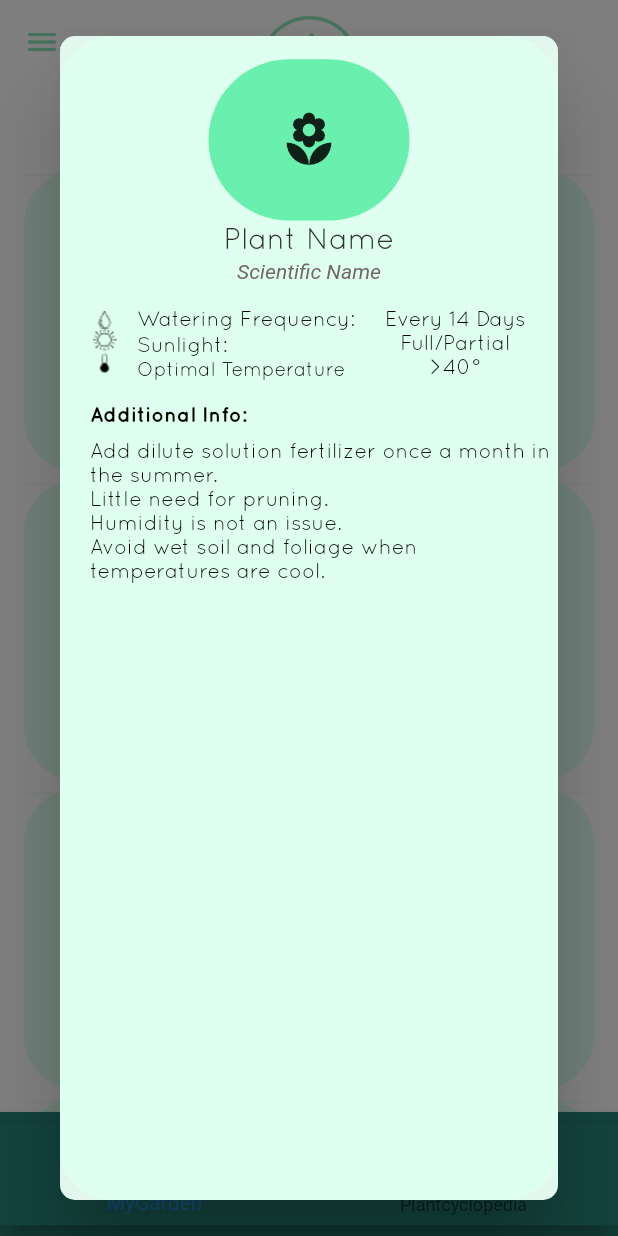
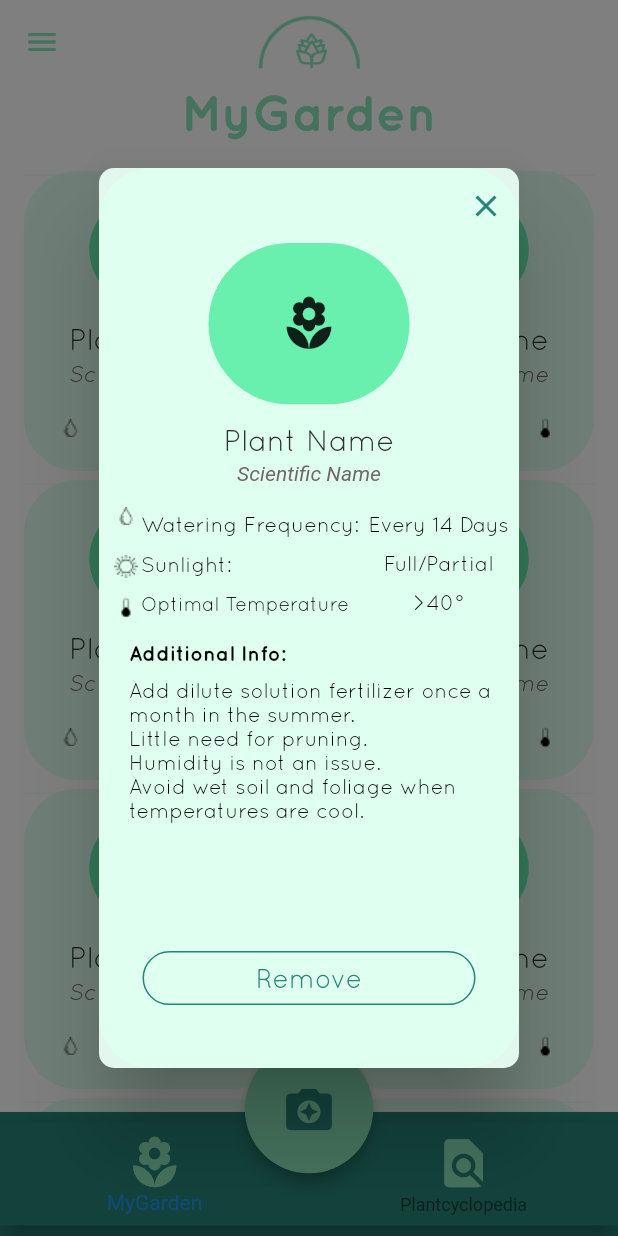
Before and after one commit to efollette/growio, a Flutter app: the screen it shows after launch, after a tap on "Plant Name", on a phone screen of 412 x 824 dp. Run offline on Flutter 3.47's test engine with Material 2 defaults, Android fonts, the phone set to English and light mode, and no system bars; drawn by our look-alikes of auto_size_text; our stand-ins replace image_picker; Roboto replaces fonts that are missing (ABeeZee Italic).

Commit message:
Plant Profile Page added Button and Close

```diff
--- a/lib/ui/myGarden.dart
+++ b/lib/ui/myGarden.dart
@@ -1,4 +1,5 @@
 import 'package:Growio/wdigets/myGardenTile.dart';
+import 'package:Growio/wdigets/plantProfile.dart';
 import 'package:auto_size_text/auto_size_text.dart';
 import 'package:flutter/material.dart';
 
@@ -8,7 +9,9 @@ class MyGarden extends StatefulWidget {
   _MyGardenState createState() => _MyGardenState();
 }
 
+
 class _MyGardenState extends State<MyGarden> {
+
 
   @override
 Widget build(BuildContext context) {
@@ -41,7 +44,7 @@ class _MyGardenState extends State<MyGarden> {
             Expanded(
               child: GridView.builder(
                 physics: BouncingScrollPhysics(),
-              itemCount: 20,
+                itemCount: 8,
                 gridDelegate:
                   new SliverGridDelegateWithFixedCrossAxisCount(crossAxisCount: 2),
                 itemBuilder: (BuildContext context, int position) {
--- a/lib/wdigets/plantProfile.dart
+++ b/lib/wdigets/plantProfile.dart
@@ -14,6 +14,52 @@ class PlantProfile extends StatefulWidget {
 
 class _PlantProfileState extends State<PlantProfile> {
 
+/* button top remove plant */
+Container _addButton(BuildContext context){
+  return Container(
+    child: OutlineButton(
+      borderSide: BorderSide(
+        color: Color(0xFF278478),),
+      shape: new RoundedRectangleBorder(
+        borderRadius: new BorderRadius.circular(50.0)),
+      splashColor: Color(0xFF278478),
+      onPressed: () {},
+        child: Column(
+          children: <Widget> [
+            Container(
+              width: 190.0,
+              child: Text(
+                "Remove",
+                style: TextStyle(
+                  fontSize: 18.0,
+                  fontFamily: 'Quicksand',
+                  color: Color(0xFF278478),
+                ),
+                textAlign: TextAlign.center,
+              ),
+
+            ),
+          ],
+        ),
+      )
+    );
+}
+
+Container _exitButton(BuildContext context){
+  return Container(
+    width: 50.0,
+    height: 50.0,
+    child: FlatButton(
+      splashColor: Colors.transparent,
+      highlightColor: Colors.transparent,
+      onPressed: () => Navigator.pop(context),
+      child: Icon(Icons.close,
+      color: Color(0xFF278478),
+      ),
+      ),
+  );
+}
+
 /* Plant Profile Page */
 Dialog build(BuildContext context) {
   return Dialog(
@@ -22,22 +68,28 @@ Dialog build(BuildContext context) {
     ),
     backgroundColor: Color(0xFFE2F8EE),
     child: Container(
+      width: 250.0,
+      height: 600.0,
       decoration: BoxDecoration(
             borderRadius: BorderRadius.circular(35.0),
             color: Color(0xFFDFFFF0),
           ),
       child: Column(
             children: <Widget>[
+              Row(
+                children: <Widget> [
                   Divider(
                     height: 15.5,
                     color: Color(0xFFE2F8EE),
                   ),
+                  Padding(padding: EdgeInsets.fromLTRB(230.0, 0, 0, 0)),
+                  _exitButton(context),
+                ],
+              ),
               Column(
                 children: <Widget>[
                   // Plant Image
-                  Hero(
-                    tag: 'plantProf',
-                    child: Container(
+                    Container(
                             height: MediaQuery.of(context).size.height * (106/812),
                             width:  MediaQuery.of(context).size.width * (122/375),
                             decoration: BoxDecoration(
@@ -51,7 +103,9 @@ Dialog build(BuildContext context) {
                               iconSize: 40.0,
                             ),
                         ),
+                      ],
                   ),
+                  Padding(padding: EdgeInsets.all(6.0)),
                   // Plant Info: Name, Scientific name
                   Container(
                     child: Column(
@@ -100,9 +154,11 @@ Dialog build(BuildContext context) {
                             Container(
                               child: Image.asset('Assets/WaterDrop.png'),
                             ),
+                            Padding(padding: EdgeInsets.all(10.0)),
                             Container(
                               child: Image.asset('Assets/SunIcon.png'),
                             ),
+                            Padding(padding: EdgeInsets.all(6.0)),
                             Container(
                               child: Image.asset('Assets/Thermostat.png'),
                             ),
@@ -124,6 +180,7 @@ Dialog build(BuildContext context) {
                                 ),
                               ),
                             ),
+                            Padding(padding: EdgeInsets.all(5.0)),
                             Container(
                               width: MediaQuery.of(context).size.width * (69/375),
                               child: AutoSizeText("Sunlight: ",
@@ -137,6 +194,7 @@ Dialog build(BuildContext context) {
                                 ),
                               ),
                             ),
+                            Padding(padding: EdgeInsets.all(5.0)),
                             Container(
                               width: MediaQuery.of(context).size.width * (135/375),
                               child: AutoSizeText("Optimal Temperature",
@@ -166,6 +224,7 @@ Dialog build(BuildContext context) {
                                 ),
                               ),
                             ),
+                            Padding(padding: EdgeInsets.all(5.0)),
                             Container(
                               child: AutoSizeText("Full/Partial",
                                 maxLines: 1,
@@ -177,6 +236,7 @@ Dialog build(BuildContext context) {
                                 ),
                               ),
                             ),
+                            Padding(padding: EdgeInsets.all(5.0)),
                             Container(
                               child: AutoSizeText(">40°",
                                 maxLines: 1,
@@ -233,9 +293,10 @@ Dialog build(BuildContext context) {
                         //Padding(padding: const EdgeInsets.all(7.25))
                       ],
                     ),
-                  )
-                ]
-              )
+                  ),
+                  // adding the button to the bottom
+                  Padding(padding: EdgeInsets.all(40.0)),
+                  _addButton(context),
             ],
         ),
       ),
```
Lines whose indentation alone changed are shown as unchanged.
